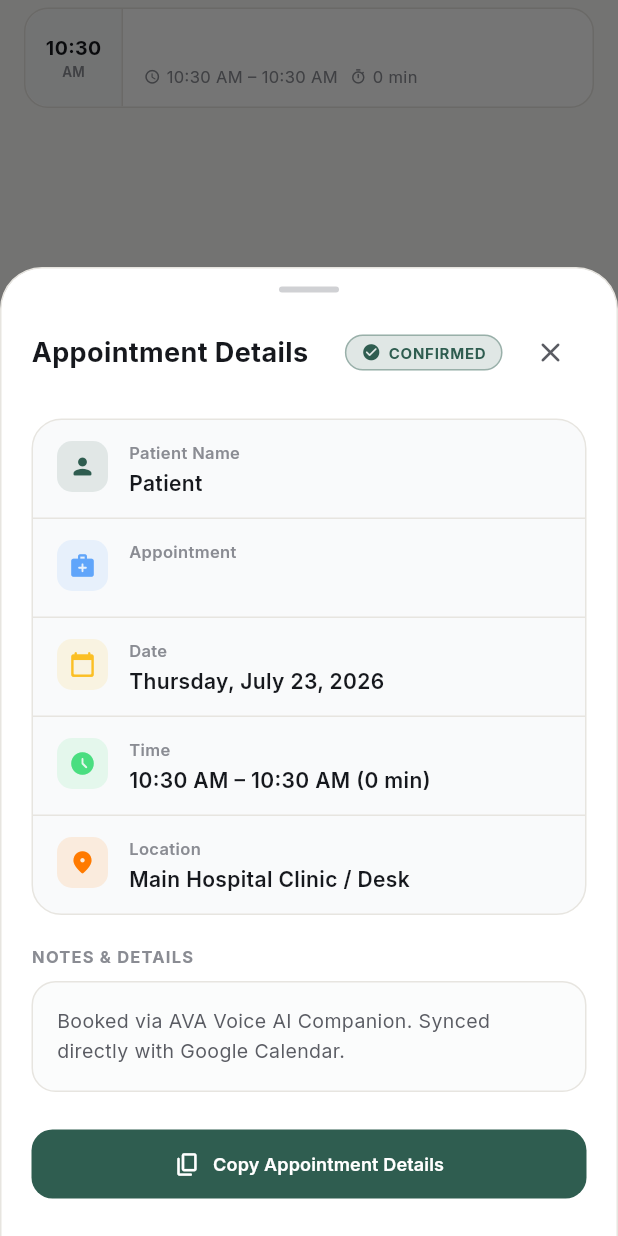
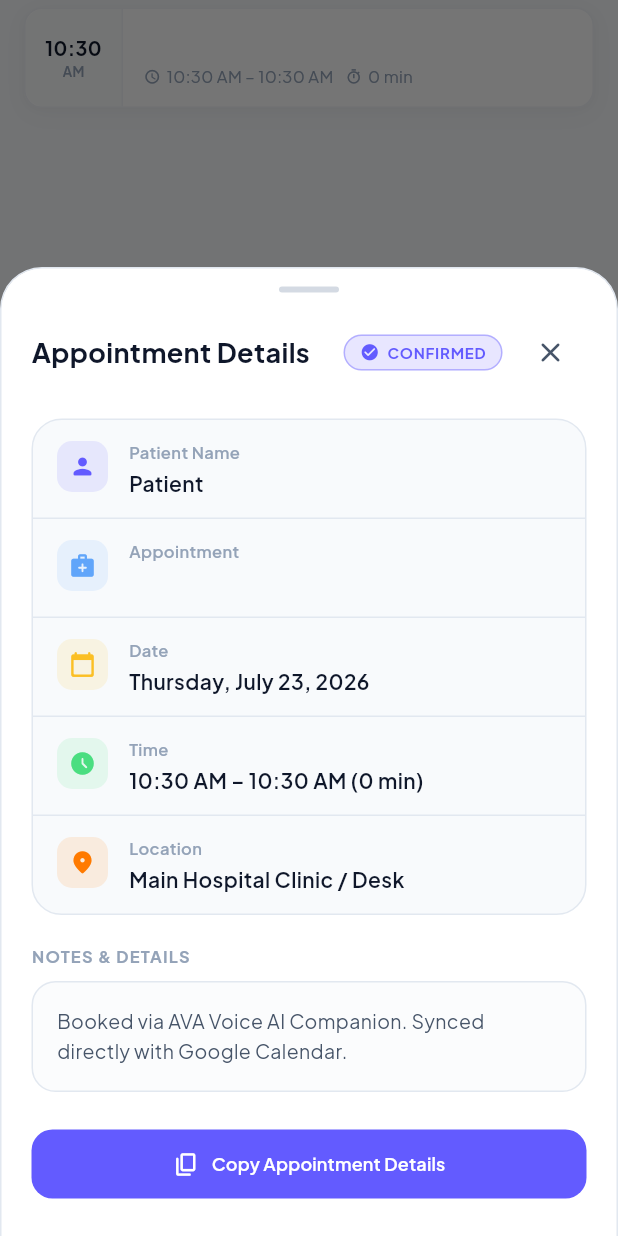
Before and after one commit to Justtoworkout/AVA, a Flutter app: the AppointmentCard widget shown alone on an empty page, opened directly with empty values, after a tap on an icon or button, on a phone screen of 412 x 824 dp. Run offline on Flutter 3.47's test engine with Material 3 defaults, Android fonts, the light colour scheme and no system bars; our stand-ins replace cloud_firestore, firebase_core, google_fonts, just_audio, shimmer; accounts and stored records are empty; network calls fail.

Commit message:
design: Redesign AVA app to use Stripe-inspired Slate-and-Indigo premium aesthetic with soft shadows, Outfit display numerals, and segmented controllers

```diff
--- a/lib/theme/app_theme.dart
+++ b/lib/theme/app_theme.dart
@@ -4,43 +4,59 @@ import 'package:flutter/material.dart';
 import 'package:google_fonts/google_fonts.dart';
 
 class AppTheme {
-  // Brand palette - Neutral token system (Clean Human Design)
-  static const Color ink = Color(0xFF16181D);          // Primary text (--ink)
-  static const Color paper = Color(0xFFFAFAF8);        // Main background (--paper)
-  static const Color surface = Color(0xFFFFFFFF);      // Card surface (--surface)
-  static const Color line = Color(0xFFE7E5E0);         // Hairline borders/dividers (--line)
+  // Brand palette - Stripe-inspired clean slate-and-indigo premium system
+  static const Color ink = Color(0xFF0F172A);          // Slate 900 (--ink)
+  static const Color paper = Color(0xFFF8FAFC);        // Slate 50 (--paper)
+  static const Color surface = Color(0xFFFFFFFF);      // Pure white (--surface)
+  static const Color line = Color(0xFFE2E8F0);         // Slate 200 (--line)
 
-  static const Color accent = Color(0xFF2F5D50);       // Deep phone-line green (--accent)
-  static const Color alert = Color(0xFFB3441E);        // Missed/failed alerts only (--alert)
+  static const Color accent = Color(0xFF635BFF);       // Stripe indigo brand accent (--accent)
+  static const Color alert = Color(0xFFEF4444);        // Soft red (--alert)
+
+  // Neutral shades
+  static const Color textPrimary = ink;
+  static const Color textSecondary = Color(0xFF475569); // Slate 600
+  static const Color textMuted = Color(0xFF94A3B8);     // Slate 400
+
+  // Status mapping
+  static const Color booked = accent;
+  static const Color failed = alert;
+  static const Color transferred = accent;
+  static const Color completed = accent;
 
   // Compatibility mappings to prevent breakage in other screens
   static const Color primary = accent;
   static const Color border = line;
   static const Color surfaceCard = surface;
-  static const Color surfaceElevated = Color(0xFFF3F4F6);
+  static const Color surfaceElevated = Color(0xFFF1F5F9); // Slate 100
 
-  // Neutral shades
-  static const Color textPrimary = ink;
-  static const Color textSecondary = Color(0xFF5A5C63);
-  static const Color textMuted = Color(0xFF8A8C93);
+  // Soft premium shadows (Human Design signature)
+  static List<BoxShadow> get cardShadow {
+    return [
+      BoxShadow(
+        color: const Color(0xFF0F172A).withValues(alpha: 0.03),
+        blurRadius: 12,
+        offset: const Offset(0, 4),
+      ),
+      BoxShadow(
+        color: const Color(0xFF0F172A).withValues(alpha: 0.02),
+        blurRadius: 4,
+        offset: const Offset(0, 1),
+      ),
+    ];
+  }
 
-  // Status mapping to brand tokens (ditching multi-colored pastels)
-  static const Color booked = accent;
-  static const Color failed = alert;
-  static const Color transferred = accent;
-  static const Color completed = accent;
-
-  // Typographic styling
+  // Typographic styling - Friendly & Clean Geometric Numerals
   static TextStyle get numeralStyle {
-    return GoogleFonts.spaceGrotesk(
+    return GoogleFonts.outfit(
       fontSize: 32,
       fontWeight: FontWeight.w700,
       color: ink,
-      letterSpacing: -1.0, // Grotesk tight tracking for numeral personality
+      letterSpacing: -0.5,
     );
   }
 
-  // Clean Light Theme (Human Design Token System)
+  // Clean Light Theme (Stripe-inspired)
   static ThemeData get light {
     return ThemeData(
       useMaterial3: true,
@@ -56,7 +72,7 @@ class AppTheme {
       ),
       navigationBarTheme: const NavigationBarThemeData(
         backgroundColor: surface,
-        indicatorColor: Color(0x1F2F5D50), // Subtle accent tint
+        indicatorColor: Color(0x1F635BFF), // Subtle Stripe indigo tint
         labelTextStyle: WidgetStatePropertyAll(
           TextStyle(fontSize: 11, fontWeight: FontWeight.w600, color: ink),
         ),
@@ -78,7 +94,7 @@ class AppTheme {
         color: surface,
         elevation: 0,
         shape: RoundedRectangleBorder(
-          borderRadius: BorderRadius.circular(8), // Clean hairline corners
+          borderRadius: BorderRadius.circular(12), // Softer, modern corners
           side: const BorderSide(color: line, width: 1),
         ),
         margin: EdgeInsets.zero,
@@ -88,11 +104,11 @@ class AppTheme {
         thickness: 1,
         space: 0,
       ),
-      textTheme: GoogleFonts.interTextTheme(const TextTheme(
+      textTheme: GoogleFonts.plusJakartaSansTextTheme(const TextTheme(
         displayLarge: TextStyle(fontSize: 32, fontWeight: FontWeight.w800),
         headlineMedium: TextStyle(fontSize: 22, fontWeight: FontWeight.w700),
-        titleLarge: TextStyle(fontSize: 17, fontWeight: FontWeight.w600),
-        titleMedium: TextStyle(fontSize: 15, fontWeight: FontWeight.w600),
+        titleLarge: TextStyle(fontSize: 16, fontWeight: FontWeight.w700),
+        titleMedium: TextStyle(fontSize: 14, fontWeight: FontWeight.w600),
         bodyLarge: TextStyle(fontSize: 14, fontWeight: FontWeight.w400),
         bodyMedium: TextStyle(fontSize: 12, fontWeight: FontWeight.w400),
         bodySmall: TextStyle(fontSize: 10, fontWeight: FontWeight.w400),
@@ -104,12 +120,12 @@ class AppTheme {
     );
   }
 
-  // Dark Theme (Aligned with the Slate-Neutral system)
+  // Slate-Dark Theme
   static ThemeData get dark {
-    const Color darkPaper = Color(0xFF121316);
-    const Color darkSurface = Color(0xFF1A1C20);
-    const Color darkLine = Color(0xFF2C2E33);
-    const Color darkInk = Color(0xFFF3F4F6);
+    const Color darkPaper = Color(0xFF0B0F19);
+    const Color darkSurface = Color(0xFF151B26);
+    const Color darkLine = Color(0xFF222B3C);
+    const Color darkInk = Color(0xFFF1F5F9);
 
     return ThemeData(
       useMaterial3: true,
@@ -125,9 +141,9 @@ class AppTheme {
       ),
       navigationBarTheme: const NavigationBarThemeData(
         backgroundColor: darkSurface,
-        indicatorColor: Color(0x332F5D50),
+        indicatorColor: Color(0x33635BFF),
         labelTextStyle: WidgetStatePropertyAll(
-          TextStyle(fontSize: 11, color: Color(0xFF9CA3AF)),
+          TextStyle(fontSize: 11, color: Color(0xFF94A3B8)),
         ),
       ),
       appBarTheme: const AppBarTheme(
@@ -146,7 +162,7 @@ class AppTheme {
         color: darkSurface,
         elevation: 0,
         shape: RoundedRectangleBorder(
-          borderRadius: BorderRadius.circular(8),
+          borderRadius: BorderRadius.circular(12),
           side: const BorderSide(color: darkLine),
         ),
         margin: EdgeInsets.zero,
@@ -156,14 +172,14 @@ class AppTheme {
         thickness: 1,
         space: 0,
       ),
-      textTheme: GoogleFonts.interTextTheme(const TextTheme(
+      textTheme: GoogleFonts.plusJakartaSansTextTheme(const TextTheme(
         displayLarge: TextStyle(fontSize: 32, fontWeight: FontWeight.w800, color: darkInk),
         headlineMedium: TextStyle(fontSize: 22, fontWeight: FontWeight.w700, color: darkInk),
-        titleLarge: TextStyle(fontSize: 17, fontWeight: FontWeight.w600, color: darkInk),
-        titleMedium: TextStyle(fontSize: 15, fontWeight: FontWeight.w600, color: darkInk),
-        bodyLarge: TextStyle(fontSize: 14, fontWeight: FontWeight.w400, color: Color(0xFFE5E7EB)),
-        bodyMedium: TextStyle(fontSize: 12, fontWeight: FontWeight.w400, color: Color(0xFFE5E7EB)),
-        bodySmall: TextStyle(fontSize: 10, fontWeight: FontWeight.w400, color: Color(0xFF9CA3AF)),
+        titleLarge: TextStyle(fontSize: 16, fontWeight: FontWeight.w700, color: darkInk),
+        titleMedium: TextStyle(fontSize: 14, fontWeight: FontWeight.w600, color: darkInk),
+        bodyLarge: TextStyle(fontSize: 14, fontWeight: FontWeight.w400, color: Color(0xFFE2E8F0)),
+        bodyMedium: TextStyle(fontSize: 12, fontWeight: FontWeight.w400, color: Color(0xFFE2E8F0)),
+        bodySmall: TextStyle(fontSize: 10, fontWeight: FontWeight.w400, color: Color(0xFF94A3B8)),
         labelLarge: TextStyle(fontSize: 12, fontWeight: FontWeight.w600, color: darkInk),
       )),
     );
--- a/lib/widgets/appointment_card.dart
+++ b/lib/widgets/appointment_card.dart
@@ -4,7 +4,6 @@ import 'package:flutter/material.dart';
 import 'package:intl/intl.dart';
 import '../models/appointment.dart';
 import '../theme/app_theme.dart';
-
 import 'appointment_detail_sheet.dart';
 
 class AppointmentCard extends StatelessWidget {
@@ -31,17 +30,19 @@ class AppointmentCard extends StatelessWidget {
     return Container(
       margin: const EdgeInsets.symmetric(horizontal: 16, vertical: 5),
       decoration: BoxDecoration(
-        color: AppTheme.surfaceCard,
-        borderRadius: BorderRadius.circular(16),
+        color: AppTheme.surface,
+        borderRadius: BorderRadius.circular(12), // Clean modern curves
+        boxShadow: AppTheme.cardShadow,
         border: Border.all(
           color: isToday
-              ? AppTheme.primary.withValues(alpha: 0.4)
-              : AppTheme.border,
+              ? AppTheme.primary.withValues(alpha: 0.3)
+              : AppTheme.line.withValues(alpha: 0.5),
+          width: 1,
         ),
       ),
       child: Material(
         color: Colors.transparent,
-        borderRadius: BorderRadius.circular(16),
+        borderRadius: BorderRadius.circular(12),
         clipBehavior: Clip.antiAlias,
         child: InkWell(
           key: ValueKey('appointment_card_${appt.id}'),
@@ -55,11 +56,11 @@ class AppointmentCard extends StatelessWidget {
                   padding: const EdgeInsets.symmetric(vertical: 14),
                   decoration: BoxDecoration(
                     color: isToday
-                    ? AppTheme.primary.withValues(alpha: 0.08)
-                    : AppTheme.surfaceElevated.withValues(alpha: 0.5),
+                        ? AppTheme.primary.withValues(alpha: 0.06)
+                        : AppTheme.surfaceElevated.withValues(alpha: 0.3),
                     borderRadius: const BorderRadius.only(
-                  topLeft: Radius.circular(15),
-                  bottomLeft: Radius.circular(15),
+                      topLeft: Radius.circular(11),
+                      bottomLeft: Radius.circular(11),
                     ),
                   ),
                   child: Column(
@@ -90,12 +91,11 @@ class AppointmentCard extends StatelessWidget {
                   ),
                 ),
                 // Vertical divider
-            Container(width: 1, color: AppTheme.border),
+                Container(width: 1, color: AppTheme.line.withValues(alpha: 0.5)),
                 // Content
                 Expanded(
                   child: Padding(
-                padding:
-                    const EdgeInsets.symmetric(horizontal: 14, vertical: 12),
+                    padding: const EdgeInsets.symmetric(horizontal: 14, vertical: 12),
                     child: Column(
                       crossAxisAlignment: CrossAxisAlignment.start,
                       children: [
@@ -107,7 +107,7 @@ class AppointmentCard extends StatelessWidget {
                                 style: const TextStyle(
                                   color: AppTheme.textPrimary,
                                   fontSize: 14,
-                              fontWeight: FontWeight.w600,
+                                  fontWeight: FontWeight.w700,
                                 ),
                                 maxLines: 1,
                                 overflow: TextOverflow.ellipsis,
@@ -118,10 +118,10 @@ class AppointmentCard extends StatelessWidget {
                                 padding: const EdgeInsets.symmetric(
                                     horizontal: 8, vertical: 2),
                                 decoration: BoxDecoration(
-                              color: AppTheme.primary.withValues(alpha: 0.15),
-                              borderRadius: BorderRadius.circular(10),
+                                  color: AppTheme.primary.withValues(alpha: 0.08),
+                                  borderRadius: BorderRadius.circular(4), // Match 4dp mini tag border
                                   border: Border.all(
-                                  color: AppTheme.primary.withValues(alpha: 0.3)),
+                                      color: AppTheme.primary.withValues(alpha: 0.2)),
                                 ),
                                 child: const Text(
                                   'Today',
@@ -160,8 +160,7 @@ class AppointmentCard extends StatelessWidget {
                             ),
                           ],
                         ),
-                    if (appt.location != null &&
-                        appt.location!.isNotEmpty) ...[
+                        if (appt.location != null && appt.location!.isNotEmpty) ...[
                           const SizedBox(height: 4),
                           Row(
                             children: [
@@ -182,9 +181,8 @@ class AppointmentCard extends StatelessWidget {
                             ],
                           ),
                         ],
-                    if (appt.description != null &&
-                        appt.description!.isNotEmpty) ...[
-                      const SizedBox(height: 4),
+                        if (appt.description != null && appt.description!.isNotEmpty) ...[
+                          const SizedBox(height: 6),
                           Text(
                             appt.description!,
                             style: const TextStyle(
--- a/lib/widgets/outcome_badge.dart
+++ b/lib/widgets/outcome_badge.dart
@@ -32,8 +32,8 @@ class OutcomeBadge extends StatelessWidget {
       ),
       decoration: BoxDecoration(
         color: color.withValues(alpha: 0.06),
-        borderRadius: BorderRadius.circular(4), // Clean flat corners instead of fully pill-rounded
-        border: Border.all(color: color.withValues(alpha: 0.3), width: 1),
+        borderRadius: BorderRadius.circular(6), // Friendly rounded corners
+        border: Border.all(color: color.withValues(alpha: 0.2), width: 1),
       ),
       child: Row(
         mainAxisSize: MainAxisSize.min,
@@ -50,7 +50,6 @@ class OutcomeBadge extends StatelessWidget {
               color: color,
               fontSize: compact ? 9 : 10,
               fontWeight: FontWeight.w600,
-              fontFamily: 'Inter',
             ),
           ),
         ],
```
Also changed, not shown: lib/screens/calls_screen.dart (+35 -30 lines), lib/screens/dashboard_screen.dart (+29 -25 lines), lib/widgets/call_list_tile.dart (+5 -8 lines). Lines whose indentation alone changed are shown as unchanged.
